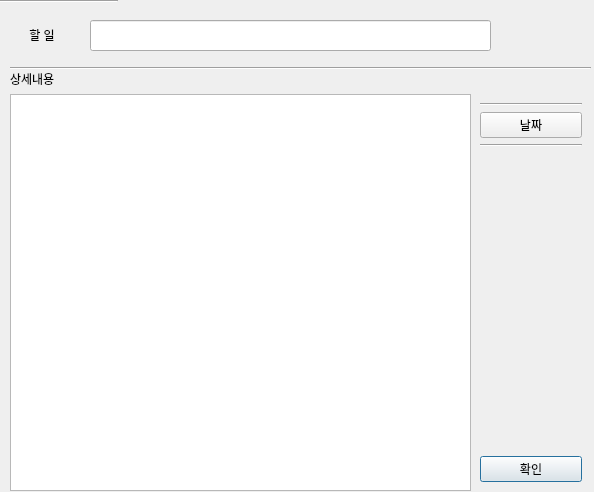
First picture: the form in Todo/TodoDlg.ui, repository xorud1541/Todo, before the edit.
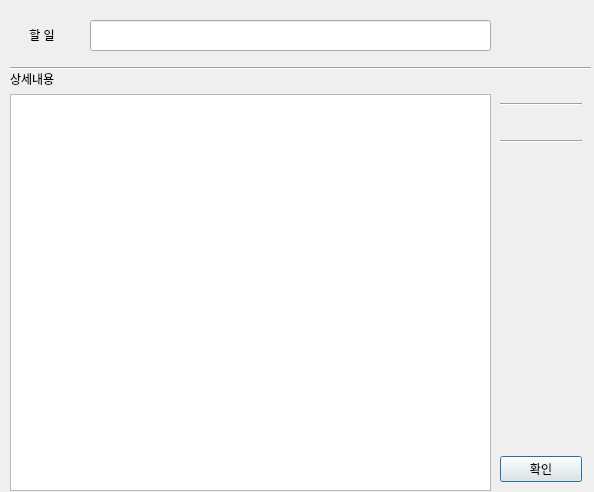
Second picture: the form after the edit. Icons and pictures are not drawn.

Commit message: - TodoDlg UI변경 + 단축키추가

What changed in the file:
```diff
--- a/Todo/TodoDlg.ui
+++ b/Todo/TodoDlg.ui
@@ -71,19 +71,6 @@
     <enum>Qt::Horizontal</enum>
    </property>
   </widget>
-  <widget class="Line" name="line_3">
-   <property name="geometry">
-    <rect>
-     <x>0</x>
-     <y>0</y>
-     <width>118</width>
-     <height>3</height>
-    </rect>
-   </property>
-   <property name="orientation">
-    <enum>Qt::Horizontal</enum>
-   </property>
-  </widget>
   <widget class="QWidget" name="centerWidget" native="true">
    <property name="geometry">
     <rect>
@@ -125,7 +112,7 @@
         </property>
         <property name="minimumSize">
          <size>
-          <width>120</width>
+          <width>100</width>
           <height>0</height>
          </size>
         </property>
@@ -139,8 +126,42 @@
          </item>
          <item>
           <widget class="QPushButton" name="deadLineBtn">
+           <property name="sizePolicy">
+            <sizepolicy hsizetype="Fixed" vsizetype="Fixed">
+             <horstretch>0</horstretch>
+             <verstretch>0</verstretch>
+            </sizepolicy>
+           </property>
+           <property name="minimumSize">
+            <size>
+             <width>0</width>
+             <height>0</height>
+            </size>
+           </property>
+           <property name="maximumSize">
+            <size>
+             <width>100</width>
+             <height>30</height>
+            </size>
+           </property>
+           <property name="layoutDirection">
+            <enum>Qt::LeftToRight</enum>
+           </property>
            <property name="text">
-            <string>날짜</string>
+            <string/>
+           </property>
+           <property name="icon">
+            <iconset>
+             <normaloff>image/schedule_icon.png</normaloff>image/schedule_icon.png</iconset>
+           </property>
+           <property name="iconSize">
+            <size>
+             <width>50</width>
+             <height>30</height>
+            </size>
+           </property>
+           <property name="flat">
+            <bool>true</bool>
            </property>
           </widget>
          </item>
```
Left out of the diff: 11 changed lines with no effect on the pictures. The commit also changes 6 other files.
